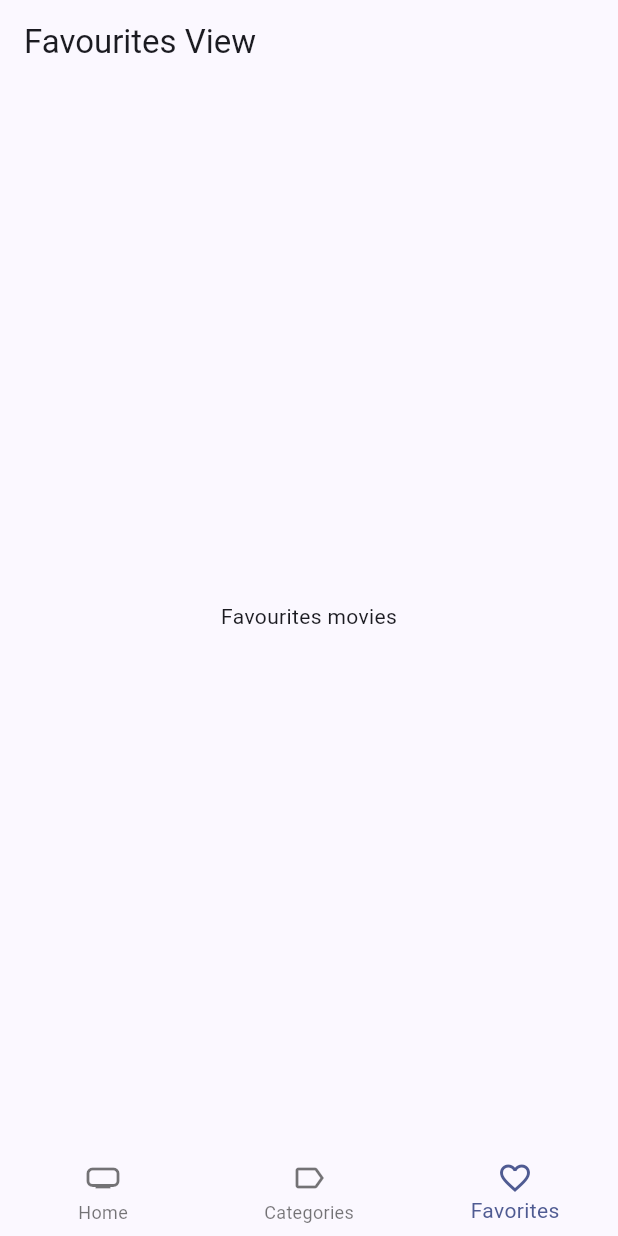
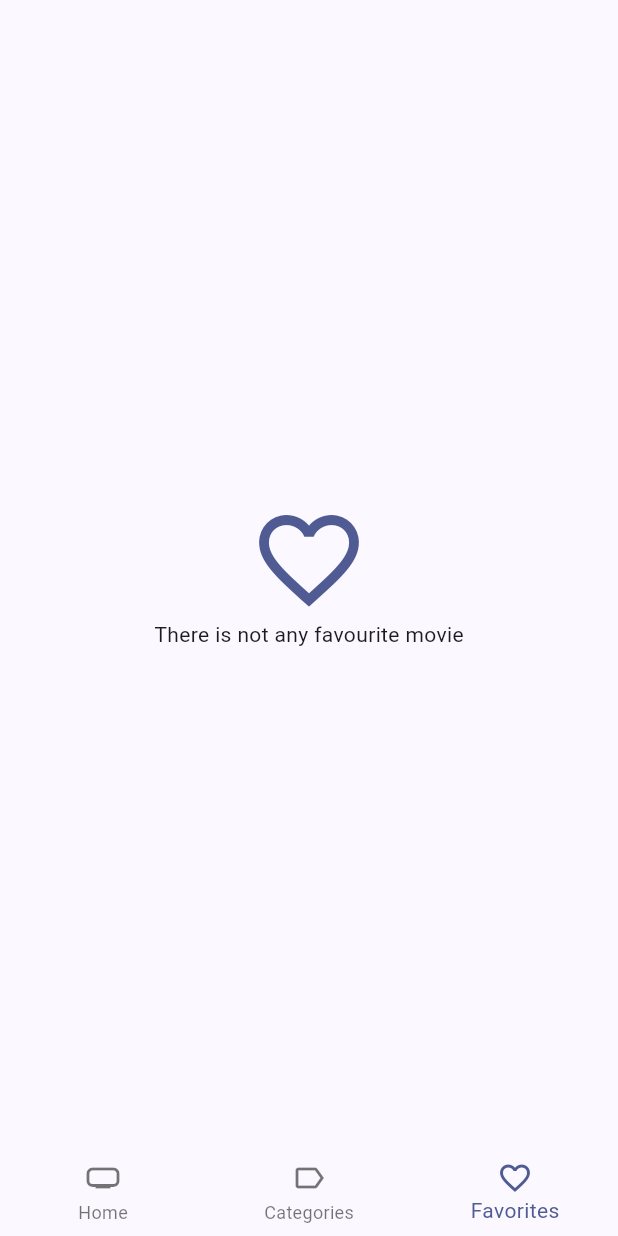
Before and after one commit to Gastygas/cinemapedia, a Flutter app: the screen it shows after launch, item 3 of the bottom bar chosen, on a phone screen of 412 x 824 dp. Run offline on Flutter 3.47's test engine with Material 3 defaults, Android fonts, the phone set to English and light mode, and no system bars; our stand-ins replace animate_do, card_swiper, dio, drift, drift_flutter, flutter_dotenv and 2 more; accounts and stored records are empty; generated files the repository leaves out were written again; network calls fail.

Commit message:
favourite movies done

```diff
--- /dev/null
+++ b/lib/domain/datasources/local_storage_datasource.dart
@@ -0,0 +1,9 @@
+import 'package:cinemapedia/domain/entities/movie.dart';
+
+abstract class LocalStorageDatasource {
+  Future<void> toggleFavouriteMovie(Movie movie);
+
+  Future<bool> isFavouriteMovie(int movieId);
+
+  Future<List<Movie>> loadFavouriteMovies({int limit = 10, int offset = 0});
+}
--- /dev/null
+++ b/lib/domain/repository/local_storage_repository.dart
@@ -0,0 +1,9 @@
+import 'package:cinemapedia/domain/entities/movie.dart';
+
+abstract class LocalStorageRepository {
+  Future<void> toggleFavouriteMovie(Movie movie);
+
+  Future<bool> isFavouriteMovie(int movieId);
+
+  Future<List<Movie>> loadFavouriteMovies({int limit = 10, int offset = 0});
+}
--- /dev/null
+++ b/lib/infrastructure/repositories/local_storage_repository.dart
@@ -0,0 +1,25 @@
+import 'package:cinemapedia/domain/datasources/local_storage_datasource.dart';
+import 'package:cinemapedia/domain/entities/movie.dart';
+import 'package:cinemapedia/domain/repository/local_storage_repository.dart';
+
+class LocalStorageRepositoryImpl extends LocalStorageRepository {
+
+  final LocalStorageDatasource datasource;
+
+  LocalStorageRepositoryImpl({required this.datasource});
+
+  @override
+  Future<bool> isFavouriteMovie(int movieId) {
+    return datasource.isFavouriteMovie(movieId);
+  }
+
+  @override
+  Future<List<Movie>> loadFavouriteMovies({int limit = 10, int offset = 0}) {
+    return datasource.loadFavouriteMovies(limit: limit, offset: offset);
+  }
+
+  @override
+  Future<void> toggleFavouriteMovie(Movie movie) {
+    return datasource.toggleFavouriteMovie(movie);
+  }
+}
--- a/lib/presentation/providers/providers.dart
+++ b/lib/presentation/providers/providers.dart
@@ -8,3 +8,6 @@ export 'movies/movies_slideshow_provider.dart';
 export 'movies/movie_info_provider.dart';
 
 export 'search/search_movies_provider.dart';
+
+export 'storage/favourite_movies_provider.dart';
+export 'storage/local_storage.provider.dart';
--- /dev/null
+++ b/lib/presentation/providers/storage/favourite_movies_provider.dart
@@ -0,0 +1,61 @@
+/*
+{
+  1: Movie,
+  2: Movie,
+  3: Movie,
+}
+*/
+
+import 'package:cinemapedia/domain/entities/movie.dart';
+import 'package:cinemapedia/domain/repository/local_storage_repository.dart';
+import 'package:cinemapedia/presentation/providers/providers.dart';
+import 'package:flutter_riverpod/legacy.dart';
+
+final favouriteMoviesProvider = StateNotifierProvider((ref) {
+
+  final localStorageRepository = ref.watch(localStorageRepositoryProvider);
+
+  return StorageMoviesNotifer(localStorageRepository: localStorageRepository) ;
+});
+
+class StorageMoviesNotifer extends StateNotifier<Map<int, Movie>> {
+  int page = 0;
+  final LocalStorageRepository localStorageRepository;
+
+  StorageMoviesNotifer({required this.localStorageRepository}): super({});
+
+  Future<List<Movie>> loadNextPage() async{
+    final movies = await localStorageRepository.loadFavouriteMovies(
+      limit: 10,
+      offset: page * 10
+    );
+    page++;
+
+    final tempMovies = <int, Movie>{};
+
+    for( final movie in movies){
+      // state = {...state, movie.id: movie}; //funcionaria pero se haria 10 veces si el limit es 10
+      tempMovies[movie.id] = movie;
+    }
+
+    state = {...state, ...tempMovies}; //Solo se llama una vez
+
+    return movies;
+  }
+
+  Future<void> toggleFavouriteMovie(Movie movie) async{
+    final isFavourite = await localStorageRepository.isFavouriteMovie(movie.id);
+    //cambio en base de datos
+    await localStorageRepository.toggleFavouriteMovie(movie);
+    //cambio en el front
+    if(isFavourite){
+      state.remove(movie.id);
+      state = {...state};
+      return;
+    }
+
+    state = {...state, movie.id: movie};
+
+  }
+
+}
--- a/lib/presentation/views/movies/favourites_view.dart
+++ b/lib/presentation/views/movies/favourites_view.dart
@@ -1,15 +1,53 @@
+import 'package:cinemapedia/presentation/widgets/movies/movies_masonry.dart';
 import 'package:flutter/material.dart';
+import 'package:flutter_riverpod/flutter_riverpod.dart';
+import 'package:cinemapedia/presentation/providers/providers.dart';
 
-class FavouritesView extends StatelessWidget {
+class FavouritesView extends ConsumerStatefulWidget {
   const FavouritesView({super.key});
 
   @override
+  ConsumerState<FavouritesView> createState() => _FavouriteViewState();
+}
+
+class _FavouriteViewState extends ConsumerState<FavouritesView> {
+  @override
+  void initState() {
+    super.initState();
+    ref.read(favouriteMoviesProvider.notifier).loadNextPage();
+  }
+
+  // @override
+  // void dispose() {
+  //   super.dispose();
+  // }
+
+  @override
   Widget build(BuildContext context) {
+
+    final favouriteMovies = ref.watch(favouriteMoviesProvider);
+    final myMovieList = favouriteMovies.values.toList();
+    print('mov ${myMovieList.length}');
+
+    final colorPrimary = Theme.of(context).colorScheme.primary;
+
+    if(myMovieList.isEmpty){
+      return Scaffold(
+        body: Center(
+          child: Column(
+            mainAxisAlignment: MainAxisAlignment.center,
+            children: [
+              Icon(Icons.favorite_border, size: 80, color: colorPrimary),
+              Text('There is not any favourite movie')
+            ],
+          ),
+        ),
+      );
+    }
+
     return Scaffold(
-      appBar: AppBar(
-        title: const Text('Favourites View'),
-      ),
-      body: Center(child: Text('Favourites movies'),),
+      appBar: AppBar(title: Center(child: const Text('Favourites Movies'))),
+      body: MoviesMasonry(movies: myMovieList, loadNextPage: ref.read(favouriteMoviesProvider.notifier).loadNextPage)
     );
   }
 }
--- /dev/null
+++ b/lib/presentation/widgets/movies/movie_poster_link.dart
@@ -0,0 +1,19 @@
+import 'package:cinemapedia/domain/entities/movie.dart';
+import 'package:flutter/material.dart';
+import 'package:go_router/go_router.dart';
+
+class MoviePosterLink extends StatelessWidget {
+  final Movie movie;
+  const MoviePosterLink({super.key, required this.movie});
+
+  @override
+  Widget build(BuildContext context) {
+    return GestureDetector(
+      onTap: () => context.push('/home/0/movie/${movie.id}'),
+      child: ClipRRect(
+        borderRadius: BorderRadius.circular(20),
+        child: Image.network(movie.posterPath),
+      ),
+    );
+  }
+}
--- a/lib/presentation/widgets/shared/custom_appbar.dart
+++ b/lib/presentation/widgets/shared/custom_appbar.dart
@@ -39,7 +39,7 @@ class CustomAppbar extends ConsumerWidget {
                     ),
                   ).then((movie) {
                     if (movie == null) return;
-                    context.push('/movie/${movie.id}'); //ask chat gpt then
+                    context.push('home/0/movie/${movie.id}'); //ask chat gpt then
                   });
                 },
                 icon: const Icon(Icons.search),
--- a/pubspec.yaml
+++ b/pubspec.yaml
@@ -10,14 +10,20 @@ dependencies:
   animate_do: ^4.2.0
   card_swiper: ^3.0.1
   dio: ^5.9.0
+  drift: ^2.29.0
+  drift_flutter: ^0.2.7
   flutter:
     sdk: flutter
   flutter_dotenv: ^6.0.0
   flutter_riverpod: ^3.0.3
+  flutter_staggered_grid_view: ^0.7.0
   go_router: ^16.3.0
   intl: ^0.20.2
+  path_provider: ^2.1.5
 
 dev_dependencies:
+  build_runner: 2.7.1
+  drift_dev: ^2.29.0
   flutter_lints: ^5.0.0
   flutter_test:
     sdk: flutter
```
Also changed, not shown: lib/config/database/database.dart (added, +47 -0 lines), lib/infrastructure/datasources/drift_datasource.dart (added, +79 -0 lines), lib/main.dart (+11 -4 lines), lib/presentation/providers/storage/is_favourite_movie_provider.dart (added, +10 -0 lines), lib/presentation/providers/storage/local_storage.provider.dart (added, +7 -0 lines), lib/presentation/screens/movies/movie_screen.dart (+92 -32 lines), lib/presentation/widgets/movies/movies_masonry.dart (added, +79 -0 lines), lib/config/database/database.g.dart (added), pubspec.lock, 5 other files.
